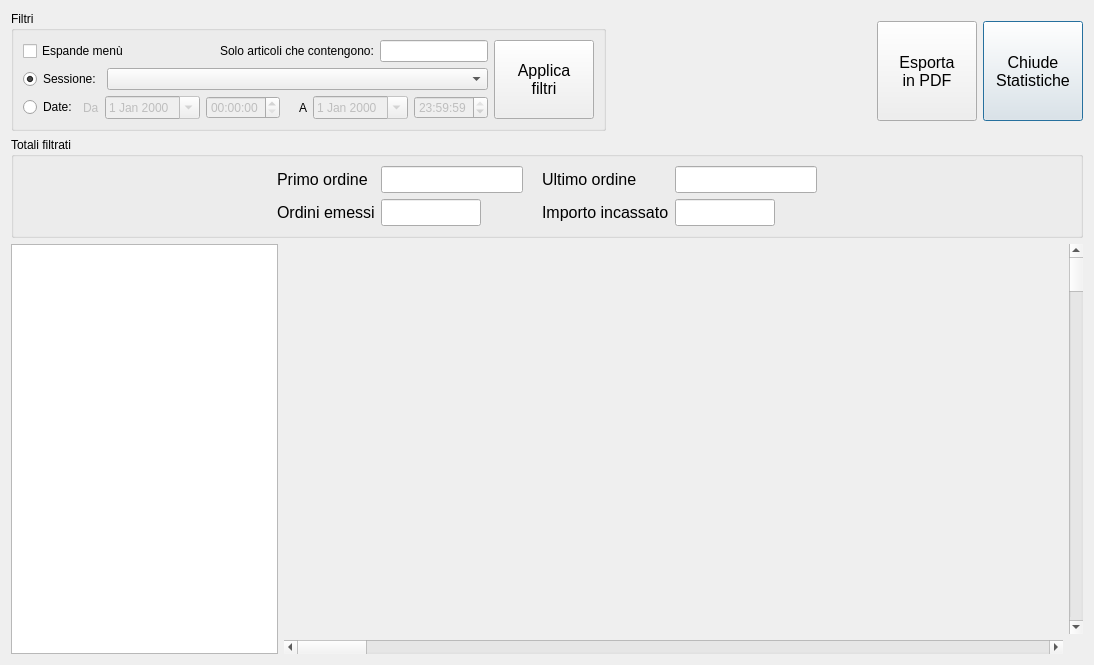
First picture: the form in src/statsform.ui, repository mtonin/gestcassa, before the edit.
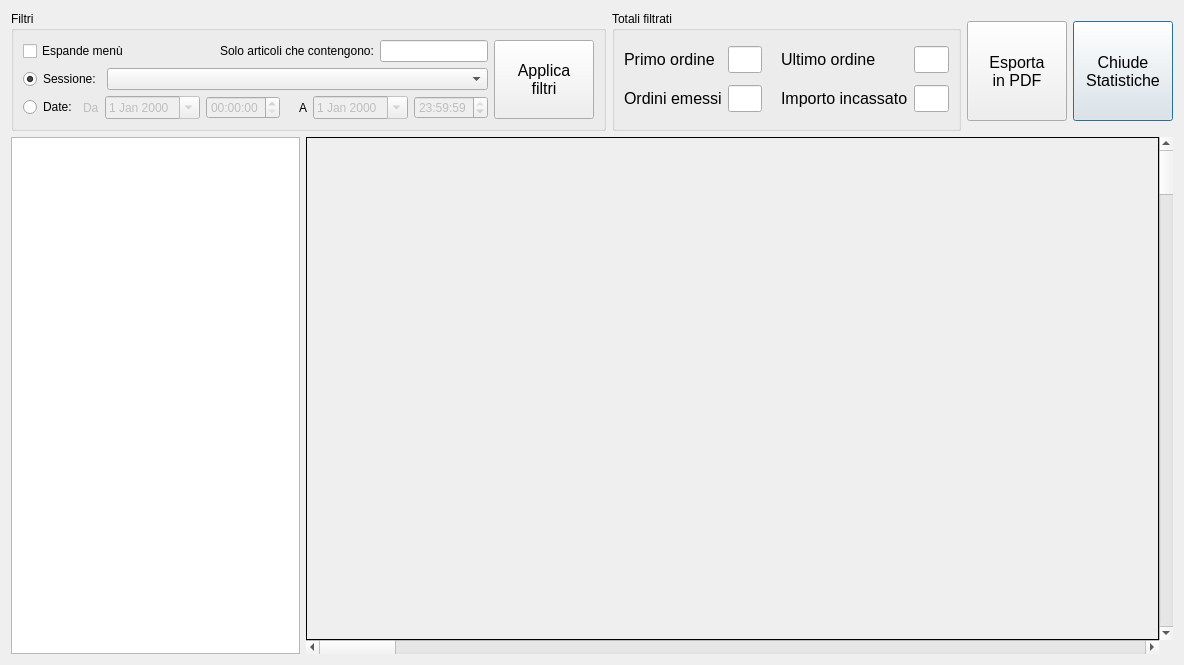
Second picture: the form after the edit. Custom widgets are drawn as their Qt base class.

Commit message: - migliorie nella visualizzazione delle statistiche

```diff
--- a/src/statsform.ui
+++ b/src/statsform.ui
@@ -6,16 +6,16 @@
    <rect>
     <x>0</x>
     <y>0</y>
-    <width>1094</width>
+    <width>1184</width>
     <height>665</height>
    </rect>
   </property>
   <property name="windowTitle">
    <string>Statistiche</string>
   </property>
-  <layout class="QVBoxLayout" name="verticalLayout" stretch="0,0,1">
+  <layout class="QVBoxLayout" name="verticalLayout" stretch="0,1">
    <item>
-    <layout class="QHBoxLayout" name="horizontalLayout_8" stretch="0,1,0">
+    <layout class="QHBoxLayout" name="horizontalLayout_8" stretch="0,0,0">
      <item>
       <widget class="QGroupBox" name="groupBox">
        <property name="sizePolicy">
@@ -218,120 +218,11 @@
       </widget>
      </item>
      <item>
-      <spacer name="horizontalSpacer_3">
-       <property name="orientation">
-        <enum>Qt::Horizontal</enum>
-       </property>
-       <property name="sizeHint" stdset="0">
-        <size>
-         <width>40</width>
-         <height>20</height>
-        </size>
-       </property>
-      </spacer>
-     </item>
-     <item>
-      <layout class="QHBoxLayout" name="horizontalLayout_6">
-       <property name="topMargin">
-        <number>0</number>
-       </property>
-       <property name="bottomMargin">
-        <number>0</number>
-       </property>
-       <item>
-        <widget class="QPushButton" name="stampaBtn">
-         <property name="sizePolicy">
-          <sizepolicy hsizetype="Minimum" vsizetype="Expanding">
-           <horstretch>0</horstretch>
-           <verstretch>0</verstretch>
-          </sizepolicy>
-         </property>
-         <property name="minimumSize">
-          <size>
-           <width>100</width>
-           <height>0</height>
-          </size>
-         </property>
-         <property name="maximumSize">
-          <size>
-           <width>16777215</width>
-           <height>100</height>
-          </size>
-         </property>
-         <property name="font">
-          <font>
-           <pointsize>12</pointsize>
-          </font>
-         </property>
-         <property name="text">
-          <string>Esporta
-in PDF</string>
-         </property>
-         <property name="autoDefault">
-          <bool>false</bool>
-         </property>
-        </widget>
-       </item>
-       <item>
-        <widget class="QPushButton" name="filtraBtn_2">
-         <property name="sizePolicy">
-          <sizepolicy hsizetype="Minimum" vsizetype="Expanding">
-           <horstretch>0</horstretch>
-           <verstretch>0</verstretch>
-          </sizepolicy>
-         </property>
-         <property name="minimumSize">
-          <size>
-           <width>100</width>
-           <height>0</height>
-          </size>
-         </property>
-         <property name="maximumSize">
-          <size>
-           <width>16777215</width>
-           <height>100</height>
-          </size>
-         </property>
-         <property name="font">
-          <font>
-           <pointsize>12</pointsize>
-          </font>
-         </property>
-         <property name="text">
-          <string>Chiude
-Statistiche</string>
-         </property>
-         <property name="autoDefault">
-          <bool>true</bool>
-         </property>
-        </widget>
-       </item>
-      </layout>
-     </item>
-    </layout>
-   </item>
-   <item>
     <widget class="QGroupBox" name="groupBox_2">
      <property name="title">
       <string>Totali filtrati</string>
      </property>
      <layout class="QHBoxLayout" name="horizontalLayout_3">
-      <item>
-       <spacer name="horizontalSpacer_9">
-        <property name="orientation">
-         <enum>Qt::Horizontal</enum>
-        </property>
-        <property name="sizeType">
-         <enum>QSizePolicy::Expanding</enum>
-        </property>
-        <property name="sizeHint" stdset="0">
-         <size>
-          <width>13</width>
-          <height>20</height>
-         </size>
-        </property>
-       </spacer>
-      </item>
       <item>
        <layout class="QGridLayout" name="gridLayout">
         <item row="0" column="0">
@@ -492,24 +383,101 @@
         </item>
        </layout>
       </item>
+       </layout>
+      </widget>
+     </item>
       <item>
-       <spacer name="horizontalSpacer_10">
+      <layout class="QHBoxLayout" name="horizontalLayout_6">
+       <property name="topMargin">
+        <number>0</number>
+       </property>
+       <property name="bottomMargin">
+        <number>0</number>
+       </property>
+       <item>
+        <spacer name="horizontalSpacer_3">
         <property name="orientation">
          <enum>Qt::Horizontal</enum>
         </property>
-        <property name="sizeType">
-         <enum>QSizePolicy::Expanding</enum>
-        </property>
         <property name="sizeHint" stdset="0">
          <size>
-          <width>13</width>
+           <width>40</width>
           <height>20</height>
          </size>
         </property>
        </spacer>
       </item>
-     </layout>
-    </widget>
+       <item>
+        <widget class="QPushButton" name="stampaBtn">
+         <property name="sizePolicy">
+          <sizepolicy hsizetype="Minimum" vsizetype="Expanding">
+           <horstretch>0</horstretch>
+           <verstretch>0</verstretch>
+          </sizepolicy>
+         </property>
+         <property name="minimumSize">
+          <size>
+           <width>100</width>
+           <height>0</height>
+          </size>
+         </property>
+         <property name="maximumSize">
+          <size>
+           <width>16777215</width>
+           <height>100</height>
+          </size>
+         </property>
+         <property name="font">
+          <font>
+           <pointsize>12</pointsize>
+          </font>
+         </property>
+         <property name="text">
+          <string>Esporta
+in PDF</string>
+         </property>
+         <property name="autoDefault">
+          <bool>false</bool>
+         </property>
+        </widget>
+       </item>
+       <item>
+        <widget class="QPushButton" name="filtraBtn_2">
+         <property name="sizePolicy">
+          <sizepolicy hsizetype="Minimum" vsizetype="Expanding">
+           <horstretch>0</horstretch>
+           <verstretch>0</verstretch>
+          </sizepolicy>
+         </property>
+         <property name="minimumSize">
+          <size>
+           <width>100</width>
+           <height>0</height>
+          </size>
+         </property>
+         <property name="maximumSize">
+          <size>
+           <width>16777215</width>
+           <height>100</height>
+          </size>
+         </property>
+         <property name="font">
+          <font>
+           <pointsize>12</pointsize>
+          </font>
+         </property>
+         <property name="text">
+          <string>Chiude
+Statistiche</string>
+         </property>
+         <property name="autoDefault">
+          <bool>true</bool>
+         </property>
+        </widget>
+       </item>
+      </layout>
+     </item>
+    </layout>
    </item>
    <item>
     <layout class="QHBoxLayout" name="horizontalLayout_2" stretch="1,3">
@@ -544,30 +512,60 @@
      </item>
      <item>
       <layout class="QGridLayout" name="gridLayout_2">
-       <item row="0" column="0">
-        <widget class="QCustomPlot" name="graficoPlot" native="true">
-         <property name="sizePolicy">
-          <sizepolicy hsizetype="Preferred" vsizetype="Preferred">
-           <horstretch>2</horstretch>
-           <verstretch>0</verstretch>
-          </sizepolicy>
-         </property>
-        </widget>
-       </item>
-       <item row="0" column="1">
+       <property name="spacing">
+        <number>0</number>
+       </property>
+       <item row="0" column="2">
         <widget class="QScrollBar" name="graficoVScrollBar">
          <property name="orientation">
           <enum>Qt::Vertical</enum>
          </property>
         </widget>
        </item>
-       <item row="1" column="0">
+       <item row="1" column="0" colspan="2">
         <widget class="QScrollBar" name="graficoHScrollBar">
          <property name="orientation">
           <enum>Qt::Horizontal</enum>
          </property>
         </widget>
        </item>
+       <item row="0" column="0" colspan="2">
+        <widget class="QFrame" name="frame">
+         <property name="frameShape">
+          <enum>QFrame::Box</enum>
+         </property>
+         <property name="frameShadow">
+          <enum>QFrame::Plain</enum>
+         </property>
+         <layout class="QHBoxLayout" name="horizontalLayout_10">
+          <property name="spacing">
+           <number>0</number>
+          </property>
+          <property name="leftMargin">
+           <number>0</number>
+          </property>
+          <property name="topMargin">
+           <number>0</number>
+          </property>
+          <property name="rightMargin">
+           <number>0</number>
+          </property>
+          <property name="bottomMargin">
+           <number>0</number>
+          </property>
+          <item>
+           <widget class="QCustomPlot" name="graficoPlot" native="true">
+            <property name="sizePolicy">
+             <sizepolicy hsizetype="Preferred" vsizetype="Preferred">
+              <horstretch>2</horstretch>
+              <verstretch>0</verstretch>
+             </sizepolicy>
+            </property>
+           </widget>
+          </item>
+         </layout>
+        </widget>
+       </item>
       </layout>
      </item>
     </layout>
```
Lines whose indentation alone changed are shown as unchanged. The commit also changes 2 other files.
